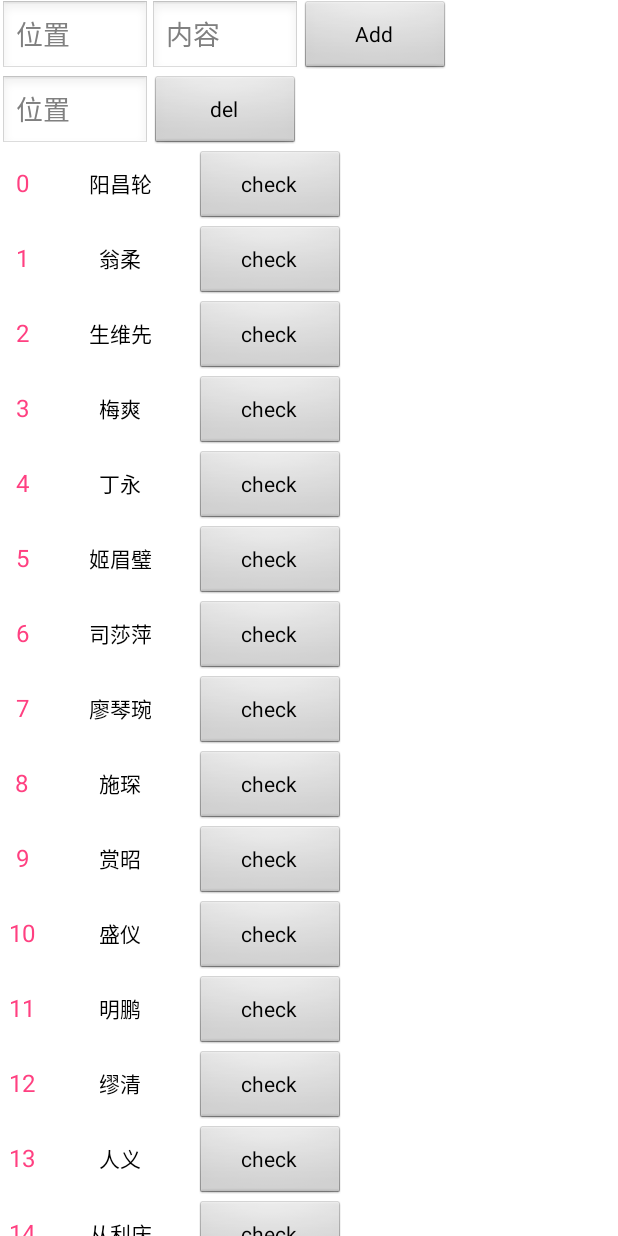
After one commit to liuyicheng3/AndroidLearning, an Android app: the GoRecycleViewActivity screen opened directly, with no data from a screen before it, on a phone screen of 412 x 824 dp. The commit adds this screen. Run offline under Robolectric (Android 15) with nearby library versions, the phone set to English and light mode, and no system bars.

Commit message:
新增  recycleview 教程

```diff
--- a/app/build.gradle
+++ b/app/build.gradle
@@ -36,6 +36,5 @@ dependencies {
     compile 'com.github.ctiao:ndkbitmap-armv7a:0.7.8'
     compile 'com.github.ctiao:ndkbitmap-armv5:0.7.8'
     compile 'com.github.ctiao:ndkbitmap-x86:0.7.8'
-
-
+    compile 'com.android.support:recyclerview-v7:25.2.0'
 }
--- a/app/src/main/AndroidManifest.xml
+++ b/app/src/main/AndroidManifest.xml
@@ -78,6 +78,7 @@
         <activity android:name=".go014.GoAniActivity"></activity>
         <activity android:name=".go009.GoListViewTouchActivity"></activity>
         <activity android:name=".go015.GoViewThreadActivity"></activity>
+        <activity android:name=".go016.GoRecycleViewActivity"></activity>
 
     </application>
 
--- /dev/null
+++ b/app/src/main/java/com/lyc/study/go016/GoRecycleViewActivity.java
@@ -0,0 +1,207 @@
+package com.lyc.study.go016;
+
+import android.app.Activity;
+import android.app.Dialog;
+import android.os.Bundle;
+import android.support.annotation.Nullable;
+import android.support.v7.widget.LinearLayoutManager;
+import android.support.v7.widget.RecyclerView;
+import android.text.TextUtils;
+import android.view.LayoutInflater;
+import android.view.View;
+import android.view.ViewGroup;
+import android.widget.Button;
+import android.widget.EditText;
+import android.widget.TextView;
+
+import com.lyc.common.CustomDialog;
+import com.lyc.common.UtilsManager;
+import com.lyc.study.R;
+
+import java.util.ArrayList;
+import java.util.Random;
+
+/**
+ * Created by lyc on 17/6/29.
+ */
+
+public class GoRecycleViewActivity  extends Activity implements View.OnClickListener {
+    private EditText et_add_index,et_add_content,et_del_index;
+    private Button btn_add,btn_del;
+    private RecyclerView lv;
+    private ArrayList<Data> dataArr=new ArrayList<>();
+    private Adapter adapter;
+    private RecyclerView.LayoutManager manager;
+
+    @Override
+    protected void onCreate(@Nullable Bundle savedInstanceState) {
+        super.onCreate(savedInstanceState);
+        setContentView(R.layout.activity_recycle_view);
+        et_add_index = (EditText) findViewById(R.id.et_add_index);
+        et_add_content = (EditText) findViewById(R.id.et_add_content);
+        et_del_index = (EditText) findViewById(R.id.et_del_index);
+        btn_add = (Button) findViewById(R.id.btn_add);
+        btn_add.setOnClickListener(this);
+        btn_del = (Button) findViewById(R.id.btn_del);
+        btn_del.setOnClickListener(this);
+        lv = (RecyclerView) findViewById(R.id.lv);
+        manager=new LinearLayoutManager(this);
+        lv.setLayoutManager(manager);
+        initData();
+        adapter = new Adapter();
+        lv.setAdapter(adapter);
+    }
+
+    private void initData(){
+        for (int i=0;i<20;i++){
+            Data item= new Data();
+            item.originPos=i;
+            item.content=getChineseName();
+            dataArr.add(item);
+        }
+    }
+    @Override
+    public void onClick(View v) {
+        switch (v.getId()){
+            case R.id.btn_add:{
+                if (TextUtils.isEmpty(et_add_index.getText())){
+                    return;
+                }
+                int position= Integer.valueOf(et_add_index.getText().toString());
+                if (position<0){
+                    UtilsManager.toast(this,"不能小于0");
+                    return;
+                }
+
+                String content= et_add_content.getText().toString();
+                if (TextUtils.isEmpty(content)){
+                    UtilsManager.toast(this,"输入内容");
+                    return;
+                }
+                if (position!=0&&position>adapter.getItemCount()-1){
+                    UtilsManager.toast(this,"现在一共有"+adapter.getItemCount()+"个，,要插入的位置不存在");
+                    return;
+                }
+                Data item= new Data();
+                item.originPos= position;
+                item.content= content;
+                dataArr.add(position,item);
+                adapter.notifyItemInserted(position);
+                et_add_index.setText("");
+                et_add_content.setText("");
+                break;
+            }
+            case R.id.btn_del:{
+                if (TextUtils.isEmpty(et_del_index.getText())){
+                    return;
+                }
+                int position= Integer.valueOf(et_del_index.getText().toString());
+                if (position<0){
+                    UtilsManager.toast(this,"不能小于0");
+                    return;
+                }
+                if (position>adapter.getItemCount()-1){
+                    UtilsManager.toast(this,"现在一共有"+adapter.getItemCount()+"个,要删除的位置不存在");
+                    return;
+                }
+                dataArr.remove(position);
+                adapter.notifyItemRemoved(position);
+                et_add_index.setText("");
+                break;
+            }
+        }
+    }
+
+    public class Data{
+        public int originPos;
+        public String content;
+    }
+
+    public class Adapter extends  RecyclerView.Adapter{
+
+        @Override
+        public RecyclerView.ViewHolder onCreateViewHolder(ViewGroup parent, int viewType) {
+            View view = LayoutInflater.from(GoRecycleViewActivity.this).inflate(R.layout.view_lv_item,null);
+
+            return new MyViewHolder(view);
+        }
+
+        @Override
+        public void onBindViewHolder(RecyclerView.ViewHolder holder, int position) {
+            ((MyViewHolder)holder).initData(dataArr.get(position));
+
+        }
+
+        @Override
+        public int getItemCount() {
+            return dataArr.size();
+        }
+    }
+
+    public  class MyViewHolder extends RecyclerView.ViewHolder{
+        private TextView tv_origin_index,tv_origin_content;
+        private Button btn_check;
+
+        public MyViewHolder(View itemView) {
+            super(itemView);
+            tv_origin_index = (TextView) itemView.findViewById(R.id.tv_origin_index);
+            tv_origin_content = (TextView) itemView.findViewById(R.id.tv_origin_content);
+            btn_check = (Button) itemView.findViewById(R.id.btn_check);
+
+        }
+
+        public void initData(Data item){
+            tv_origin_index.setText(String.valueOf(item.originPos));
+            tv_origin_content.setText(item.content);
+            btn_check.setOnClickListener(new View.OnClickListener() {
+                @Override
+                public void onClick(View v) {
+                    StringBuilder sb=new StringBuilder();
+                    sb.append("RecyclerView.getChildLayoutPosition"+lv.getChildLayoutPosition(itemView)).append("\n");
+                    sb.append("RecyclerView.getChildLayoutPosition"+MyViewHolder.this.getLayoutPosition()).append("\n");
+                    sb.append("originPosition"+item.originPos);
+                    CustomDialog infoDialog= new CustomDialog(GoRecycleViewActivity.this);
+                    infoDialog.show(sb.toString());
+                }
+            });
+
+
+        }
+    }
+
+    private static String firstName="赵钱孙李周吴郑王冯陈褚卫蒋沈韩杨朱秦尤许何吕施张孔曹严华金魏陶姜戚谢邹喻柏水窦章云苏潘葛奚范彭郎鲁韦昌马苗凤花方俞任袁柳酆鲍史唐费廉岑薛雷贺倪汤滕殷罗毕郝邬安常乐于时傅皮卞齐康伍余元卜顾孟平黄和穆萧尹姚邵湛汪祁毛禹狄米贝明臧计伏成戴谈宋茅庞熊纪舒屈项祝董梁杜阮蓝闵席季麻强贾路娄危江童颜郭梅盛林刁钟徐邱骆高夏蔡田樊胡凌霍虞万支柯咎管卢莫经房裘缪干解应宗宣丁贲邓郁单杭洪包诸左石崔吉钮龚程嵇邢滑裴陆荣翁荀羊於惠甄魏加封芮羿储靳汲邴糜松井段富巫乌焦巴弓牧隗山谷车侯宓蓬全郗班仰秋仲伊宫宁仇栾暴甘钭厉戎祖武符刘姜詹束龙叶幸司韶郜黎蓟薄印宿白怀蒲台从鄂索咸籍赖卓蔺屠蒙池乔阴郁胥能苍双闻莘党翟谭贡劳逄姬申扶堵冉宰郦雍却璩桑桂濮牛寿通边扈燕冀郏浦尚农温别庄晏柴瞿阎充慕连茹习宦艾鱼容向古易慎戈廖庚终暨居衡步都耿满弘匡国文寇广禄阙东殴殳沃利蔚越夔隆师巩厍聂晁勾敖融冷訾辛阚那简饶空曾毋沙乜养鞠须丰巢关蒯相查后江红游竺权逯盖益桓公万俟司马上官欧阳夏侯诸葛闻人东方赫连皇甫尉迟公羊澹台公冶宗政濮阳淳于仲孙太叔申屠公孙乐正轩辕令狐钟离闾丘长孙慕容鲜于宇文司徒司空亓官司寇仉督子车颛孙端木巫马公西漆雕乐正壤驷公良拓拔夹谷宰父谷粱晋楚阎法汝鄢涂钦段干百里东郭南门呼延归海羊舌微生岳帅缑亢况后有琴梁丘左丘东门西门商牟佘佴伯赏南宫墨哈谯笪年爱阳佟第五言福百家姓续";
+    private static String girl="秀娟英华慧巧美娜静淑惠珠翠雅芝玉萍红娥玲芬芳燕彩春菊兰凤洁梅琳素云莲真环雪荣爱妹霞香月莺媛艳瑞凡佳嘉琼勤珍贞莉桂娣叶璧璐娅琦晶妍茜秋珊莎锦黛青倩婷姣婉娴瑾颖露瑶怡婵雁蓓纨仪荷丹蓉眉君琴蕊薇菁梦岚苑婕馨瑗琰韵融园艺咏卿聪澜纯毓悦昭冰爽琬茗羽希宁欣飘育滢馥筠柔竹霭凝晓欢霄枫芸菲寒伊亚宜可姬舒影荔枝思丽 ";
+    private static String boy="伟刚勇毅俊峰强军平保东文辉力明永健世广志义兴良海山仁波宁贵福生龙元全国胜学祥才发武新利清飞彬富顺信子杰涛昌成康星光天达安岩中茂进林有坚和彪博诚先敬震振壮会思群豪心邦承乐绍功松善厚庆磊民友裕河哲江超浩亮政谦亨奇固之轮翰朗伯宏言若鸣朋斌梁栋维启克伦翔旭鹏泽晨辰士以建家致树炎德行时泰盛雄琛钧冠策腾楠榕风航弘";
+
+
+    public static int getNum(int start,int end) {
+        return (int)(Math.random()*(end-start+1)+start);
+    }
+    /**
+     * 返回中文姓名
+     */
+    private static String name_sex = "";
+    private static String getChineseName() {
+        int index=getNum(0, firstName.length()-1);
+        String first=firstName.substring(index, index+1);
+        int sex=getNum(0,1);
+        String str=boy;
+        int length=boy.length();
+        if(sex==0){
+            str=girl;
+            length=girl.length();
+            name_sex = "女";
+        }else {
+            name_sex="男";
+        }
+        index=getNum(0,length-1);
+        String second=str.substring(index, index+1);
+        int hasThird=getNum(0,1);
+        String third="";
+        if(hasThird==1){
+            index=getNum(0,length-1);
+            third=str.substring(index, index+1);
+        }
+        return first+second+third;
+    }
+}
--- /dev/null
+++ b/app/src/main/res/layout/activity_recycle_view.xml
@@ -0,0 +1,62 @@
+<?xml version="1.0" encoding="utf-8"?>
+<LinearLayout xmlns:android="http://schemas.android.com/apk/res/android"
+    android:layout_width="match_parent"
+    android:layout_height="match_parent"
+    android:orientation="vertical">
+    <LinearLayout
+        android:layout_width="match_parent"
+        android:layout_height="50dp"
+        android:orientation="horizontal"
+        >
+
+        <EditText
+            android:id="@+id/et_add_index"
+            android:layout_width="wrap_content"
+            android:layout_height="match_parent"
+            android:hint="位置"
+            android:inputType="number"
+            android:minWidth="100dp" />
+        <EditText
+            android:layout_width="wrap_content"
+            android:minWidth="100dp"
+            android:layout_height="match_parent"
+            android:id="@+id/et_add_content"
+            android:hint="内容"
+            />
+        <Button
+            android:layout_width="100dp"
+            android:layout_height="match_parent"
+            android:id="@+id/btn_add"
+
+            android:text="Add"
+            />
+    </LinearLayout>
+    <LinearLayout
+        android:layout_width="match_parent"
+        android:layout_height="50dp"
+        android:orientation="horizontal"
+        >
+
+        <EditText
+            android:id="@+id/et_del_index"
+            android:layout_width="wrap_content"
+            android:layout_height="match_parent"
+            android:hint="位置"
+            android:inputType="number"
+            android:minWidth="100dp" />
+        <Button
+            android:layout_width="100dp"
+            android:layout_height="match_parent"
+            android:id="@+id/btn_del"
+
+            android:text="del"
+            />
+    </LinearLayout>
+    <android.support.v7.widget.RecyclerView
+        android:layout_width="match_parent"
+        android:layout_height="wrap_content"
+        android:id="@+id/lv"
+
+        ></android.support.v7.widget.RecyclerView>
+
+</LinearLayout>
--- /dev/null
+++ b/app/src/main/res/layout/view_lv_item.xml
@@ -0,0 +1,35 @@
+<?xml version="1.0" encoding="utf-8"?>
+<LinearLayout xmlns:android="http://schemas.android.com/apk/res/android"
+    android:orientation="horizontal" android:layout_width="match_parent"
+    android:layout_height="match_parent"
+    >
+
+
+    <TextView
+        android:layout_width="wrap_content"
+        android:minWidth="30dp"
+        android:layout_height="50dp"
+        android:id="@+id/tv_origin_index"
+        android:textSize="16dp"
+        android:gravity="center_horizontal"
+        android:text="11"
+        android:textColor="@color/colorAccent"
+        />
+    <TextView
+        android:layout_width="100dp"
+        android:layout_height="50dp"
+        android:layout_weight="1"
+        android:id="@+id/tv_origin_content"
+        android:textSize="14dp"
+        android:gravity="center_horizontal"
+        android:text="11"
+        android:textColor="@color/black"
+
+        />
+    <Button
+        android:layout_width="100dp"
+        android:layout_height="50dp"
+        android:id="@+id/btn_check"
+        android:text="check"
+        />
+</LinearLayout>
```
Also changed, not shown: app/src/main/java/com/lyc/common/CustomDialog.java (added, +30 -0 lines), app/src/main/res/values/styles.xml (+23 -0 lines).
